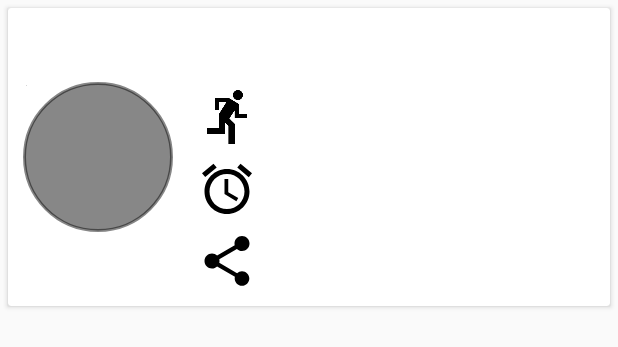
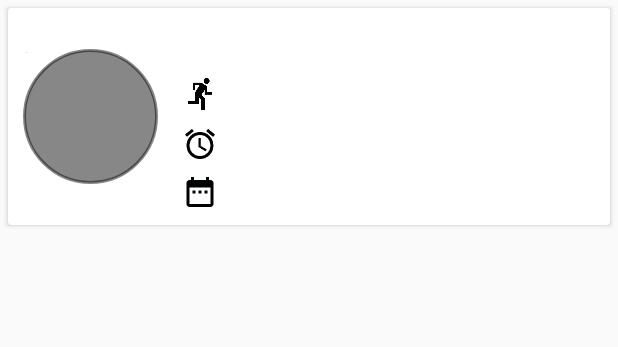
Before and after one commit to catarinamargxavier/Greencities, an Android app: the layout card_view_row_results.xml on its own in the app's theme, with its tools: preview values and no code run, on a phone screen of 412 x 824 dp. Shown: the top 347 px of the screen. Run offline under Robolectric (Android 15) with nearby library versions, the phone set to English and light mode, and no system bars.

Commit message:
Design Finished

```diff
--- a/app/src/main/res/layout/activity_results_main.xml
+++ b/app/src/main/res/layout/activity_results_main.xml
@@ -23,16 +23,26 @@
         app:layout_constraintStart_toStartOf="parent"
         app:layout_constraintTop_toTopOf="parent" />
 
-    <android.support.v7.widget.RecyclerView
-        android:id="@+id/my_recycler_view_results"
+    <LinearLayout
         android:layout_width="match_parent"
-        android:layout_height="wrap_content"
+        android:layout_height="0dp"
         android:layout_marginTop="8dp"
-        android:layout_marginBottom="8dp"
-        android:scrollbars="vertical"
+        android:orientation="horizontal"
         app:layout_constraintBottom_toBottomOf="parent"
-        app:layout_constraintTop_toBottomOf="@+id/title"
-        />
+        app:layout_constraintEnd_toEndOf="parent"
+        app:layout_constraintStart_toStartOf="parent"
+        app:layout_constraintTop_toBottomOf="@+id/title">
 
+        <android.support.v7.widget.RecyclerView
+            android:id="@+id/my_recycler_view_results"
+            android:layout_width="match_parent"
+            android:layout_height="match_parent"
+            android:layout_marginTop="8dp"
+            android:layout_marginBottom="8dp"
+            android:scrollbars="vertical"
+            app:layout_constraintBottom_toBottomOf="parent"
+            app:layout_constraintTop_toBottomOf="@+id/title" />
+
+    </LinearLayout>
 
 </android.support.constraint.ConstraintLayout>
--- a/app/src/main/res/layout/card_view_row_results.xml
+++ b/app/src/main/res/layout/card_view_row_results.xml
@@ -24,8 +24,8 @@
 
             <LinearLayout
                 android:id="@+id/imageLayout"
-                android:layout_width="100dp"
-                android:layout_height="100dp"
+                android:layout_width="90dp"
+                android:layout_height="90dp"
                 android:orientation="vertical"
                 android:layout_centerVertical="true"
                 android:background="@drawable/circle"
@@ -50,75 +50,78 @@
                 android:layout_marginStart="16dp"
                 android:layout_marginEnd="16dp"
                 android:textStyle="bold"
-                android:textSize="25dp"
+                android:textSize="20dp"
                 android:layout_toEndOf="@+id/imageLayout" />
 
             <LinearLayout
                 android:id="@+id/layoutIcons"
-                android:layout_width="50dp"
+                android:layout_width="wrap_content"
                 android:layout_height="wrap_content"
                 android:layout_marginStart="16dp"
-                android:layout_marginEnd="16dp"
                 android:layout_marginTop="8dp"
                 android:layout_below="@+id/textAtivityType"
                 android:layout_toEndOf="@+id/imageLayout"
                 android:orientation="vertical">
 
+                <LinearLayout
+                    android:layout_width="match_parent"
+                    android:layout_height="wrap_content"
+                    android:orientation="horizontal">
+
                 <ImageView
                     android:id="@+id/imageActivity"
-                    android:layout_width="40dp"
-                    android:layout_height="40dp"
-                    app:srcCompat="@drawable/ic_running"
-                    />
+                    android:layout_width="24dp"
+                    android:layout_height="24dp"
+                    app:srcCompat="@drawable/ic_running"/>
 
+                    <TextView
+                        android:id="@+id/textDistance"
+                        android:layout_width="wrap_content"
+                        android:layout_height="wrap_content"
+                        android:layout_marginTop="6dp"
+                        android:layout_marginStart="4dp"/>
+                </LinearLayout>
+
+            <LinearLayout
+                android:layout_width="match_parent"
+                android:layout_height="wrap_content"
+                android:orientation="horizontal">
                 <ImageView
                     android:id="@+id/imageTime"
-                    android:layout_width="40dp"
-                    android:layout_height="40dp"
+                    android:layout_width="24dp"
+                    android:layout_height="24dp"
                     android:layout_marginTop="8dp"
                     app:srcCompat="@drawable/ic_alarm_black_24dp"
                     />
-
+                <TextView
+                    android:id="@+id/textTime"
+                    android:layout_width="wrap_content"
+                    android:layout_height="wrap_content"
+                    android:layout_marginStart="4dp"
+                    android:layout_marginTop="12dp"/>
+            </LinearLayout>
+            <LinearLayout
+                android:layout_width="match_parent"
+                android:layout_height="wrap_content"
+                android:orientation="horizontal">
                 <ImageView
                     android:id="@+id/imageDate"
-                    android:layout_width="40dp"
-                    android:layout_height="40dp"
+                    android:layout_width="24dp"
+                    android:layout_height="24dp"
                     android:layout_marginTop="8dp"
-                    app:srcCompat="@drawable/ic_menu_share"
+                    app:srcCompat="@drawable/ic_date"
                     />
-
+                <TextView
+                    android:id="@+id/textDate"
+                    android:layout_width="match_parent"
+                    android:layout_height="wrap_content"
+                    android:layout_marginTop="12dp"
+                    android:layout_marginStart="4dp"/>
             </LinearLayout>
 
 
-            <TextView
-                android:id="@+id/textDistance"
-                android:layout_width="match_parent"
-                android:layout_height="wrap_content"
-                android:layout_below="@+id/textAtivityType"
-                android:layout_marginTop="15dp"
-                android:layout_marginStart="4dp"
-                android:layout_marginEnd="16dp"
-                android:layout_toEndOf="@+id/layoutIcons"/>
 
-            <TextView
-                android:id="@+id/textTime"
-                android:layout_width="match_parent"
-                android:layout_height="wrap_content"
-                android:layout_below="@+id/textDistance"
-                android:layout_marginTop="32dp"
-                android:layout_marginStart="4dp"
-                android:layout_marginEnd="16dp"
-                android:layout_toEndOf="@+id/layoutIcons"/>
-
-            <TextView
-                android:id="@+id/textDate"
-                android:layout_width="match_parent"
-                android:layout_height="wrap_content"
-                android:layout_below="@+id/textTime"
-                android:layout_marginTop="32dp"
-                android:layout_marginStart="4dp"
-                android:layout_marginEnd="16dp"
-                android:layout_toEndOf="@+id/layoutIcons"/>
+            </LinearLayout>
 
         </RelativeLayout>
     </android.support.v7.widget.CardView>
```
